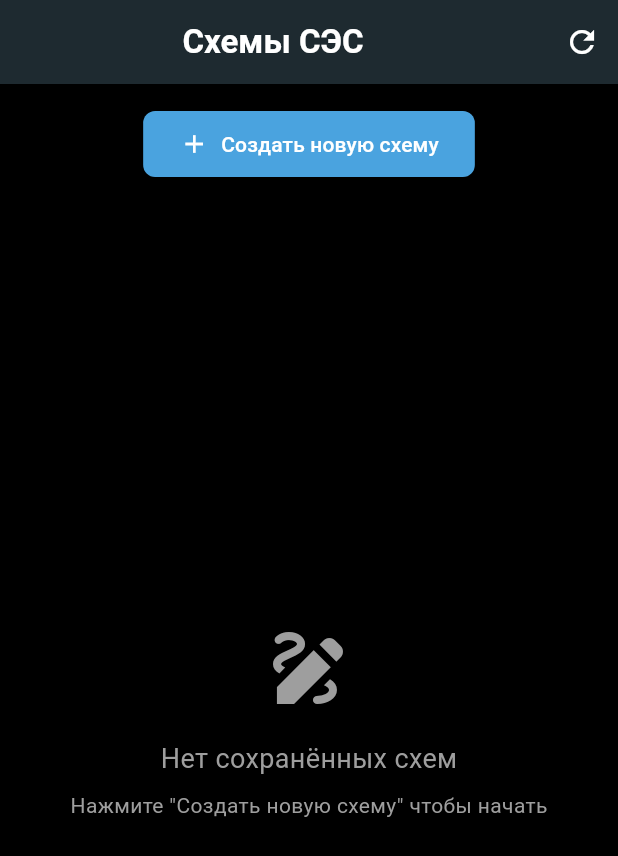
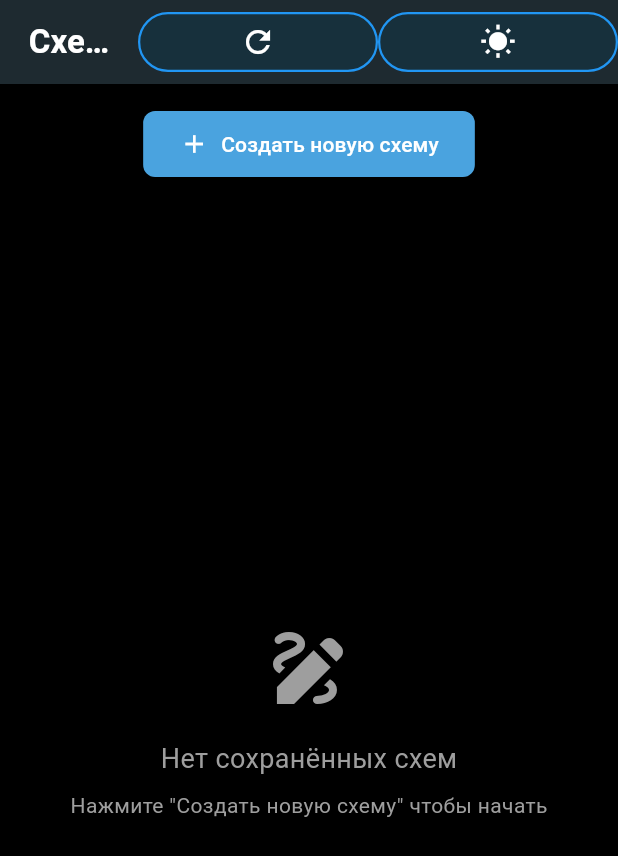
Before and after one commit to Gendalf4ever/ses_scada, a Flutter app: the screen it shows after launch, on a phone screen of 412 x 824 dp. Shown: the top 856 px of the screen. Run offline on Flutter 3.47's test engine with Material 3 defaults, Android fonts, the phone set to English and light mode, and no system bars.

Commit message:
added theme changes button

```diff
--- a/lib/widgets/schemes_list_page.dart
+++ b/lib/widgets/schemes_list_page.dart
@@ -2,6 +2,9 @@ import 'package:flutter/material.dart';
 import 'package:ses_scada/models/saved_scheme_model.dart';
 import 'package:ses_scada/scheme_creating_page.dart';
 import 'package:ses_scada/state_manager/scheme_storage.dart';
+import 'package:ses_scada/widgets/ui/customButton.dart';
+
+import 'components/colorManager.dart';
 
 class SchemesListPage extends StatefulWidget {
   const SchemesListPage({super.key});
@@ -44,10 +47,27 @@ Widget build(BuildContext context) {
       backgroundColor: const Color(0xFF1E2A30),
       elevation: 0,
       actions: [
-        IconButton(
-          icon: const Icon(Icons.refresh, color: Colors.white),
+        CustomButton(
+          icon: Icon(Icons.refresh, color: ColorManager.text,),
           onPressed: _loadSchemes,
-        ),
+          ),
+
+          AnimatedBuilder(
+            animation: ColorManager.themeChanges,
+            builder: (context, _){
+              final isDark = ColorManager.activeTheme == AppThemes.dark;
+              return CustomButton(
+                icon: Icon(
+                  isDark ? Icons.wb_sunny : Icons.nightlight_round,
+                  color: ColorManager.text,
+                ),
+                onPressed: (){
+                  final nextTheme = isDark ? AppThemes.light : AppThemes.dark;
+                  ColorManager.switchTheme(nextTheme);
+                }
+              );
+            },
+          ),
       ],
     ),
     body: Column(
```
